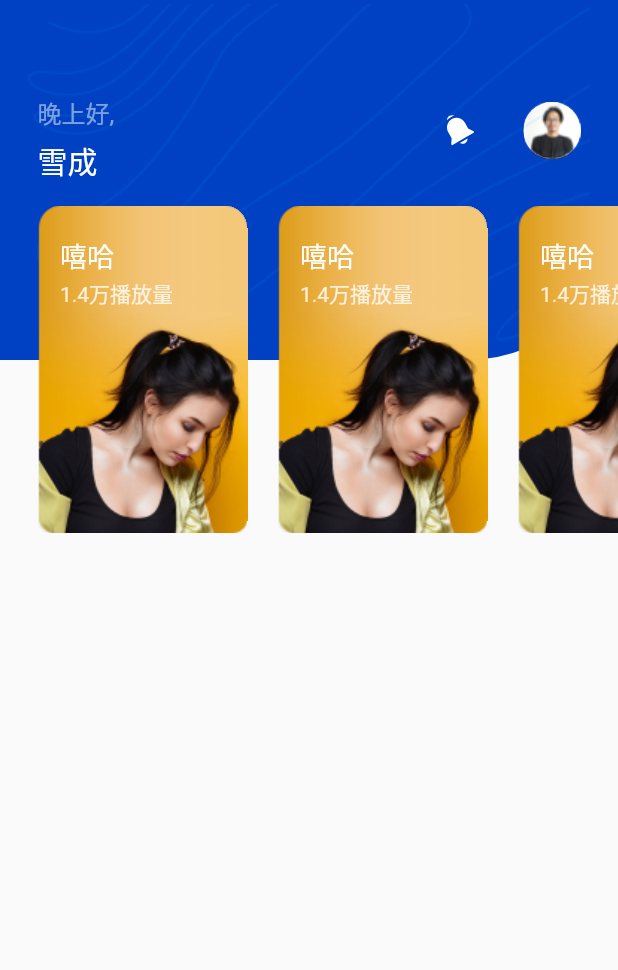
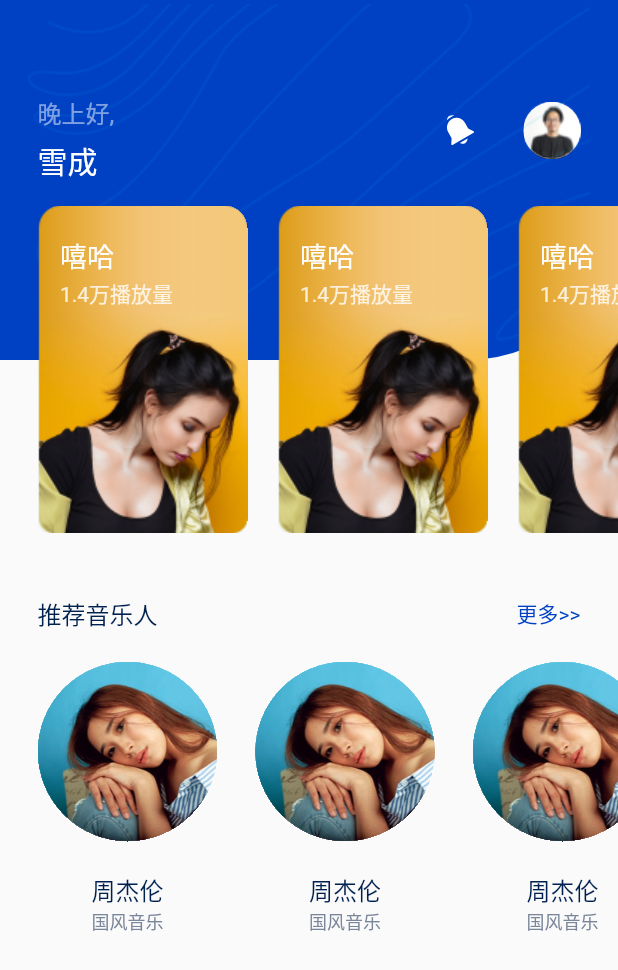
Before and after one commit to yinxuecheng/meihua-music-app, a Flutter app: the screen it shows after launch, on a phone screen of 412 x 824 dp. Shown: the top 970 px of the screen. Run offline on Flutter 3.47's test engine with Material 2 defaults, Android fonts, the phone set to English and light mode, and no system bars; our stand-ins replace flutter_svg.

Commit message:
推荐音乐人页面

```diff
--- a/lib/pages/home/home_page.dart
+++ b/lib/pages/home/home_page.dart
@@ -1,13 +1,24 @@
 import 'package:flutter/material.dart';
+
 import 'header.dart';
+import 'musician_banner.dart';
 
 class HomePage extends StatelessWidget {
   const HomePage({super.key});
 
   @override
   Widget build(BuildContext context) {
-    return const Scaffold(
-        body: Header()
-    );
+    return Scaffold(
+        body: Column(
+      children: const <Widget>[
+        Header(),
+        SizedBox(
+          height: 40,
+        ),
+        MusicianBanner(
+          title: "推荐音乐人",
+        ),
+      ],
+    ));
   }
 }
--- /dev/null
+++ b/lib/pages/home/musician_banner.dart
@@ -0,0 +1,54 @@
+import 'package:flutter/material.dart';
+import 'package:meihua_music_app/theme.dart';
+
+import 'musician_card.dart';
+
+class MusicianBanner extends StatelessWidget {
+  const MusicianBanner({super.key, required this.title});
+  final String title;
+
+  @override
+  Widget build(BuildContext context) {
+    return Column(
+      children: <Widget>[
+        Container(
+          padding: const EdgeInsets.only(left: 25, right: 25),
+          margin: const EdgeInsets.only(bottom: 20),
+          child: Row(
+            children: <Widget>[
+              Text(
+                title,
+                style: const TextStyle(fontSize: 16, color: Color(0xFF002150)),
+              ),
+              const Spacer(),
+              const Text(
+                "更多>>",
+                style: TextStyle(fontSize: 14, color: primary),
+              )
+            ],
+          ),
+        ),
+        SingleChildScrollView(
+          scrollDirection: Axis.horizontal,
+          padding: const EdgeInsets.only(left: 25),
+          child: Row(
+            children: const <Widget>[
+              MusicianCard(
+                  name: "周杰伦",
+                  photo: "assets/images/musician-photo.png",
+                  category: "国风音乐"),
+              MusicianCard(
+                  name: "周杰伦",
+                  photo: "assets/images/musician-photo.png",
+                  category: "国风音乐"),
+              MusicianCard(
+                  name: "周杰伦",
+                  photo: "assets/images/musician-photo.png",
+                  category: "国风音乐")
+            ],
+          ),
+        )
+      ],
+    );
+  }
+}
--- /dev/null
+++ b/lib/pages/home/musician_card.dart
@@ -0,0 +1,39 @@
+import 'package:flutter/material.dart';
+
+class MusicianCard extends StatelessWidget {
+  const MusicianCard(
+      {super.key,
+      required this.name,
+      required this.photo,
+      required this.category});
+  final String name, photo, category;
+
+  @override
+  Widget build(BuildContext context) {
+    return Container(
+      margin: const EdgeInsets.only(right: 25),
+      child: Column(
+        crossAxisAlignment: CrossAxisAlignment.center,
+        children: <Widget>[
+          Container(
+              width: 120,
+              height: 120,
+              clipBehavior: Clip.hardEdge,
+              margin: const EdgeInsets.only(bottom: 10),
+              decoration: const BoxDecoration(
+                  borderRadius: BorderRadius.all(Radius.circular(120))),
+              child: Image.asset(photo)),
+          const SizedBox(
+            height: 10,
+          ),
+          Text(
+            name,
+            style: const TextStyle(fontSize: 16, color: Color(0xFF002150)),
+          ),
+          Text(category,
+              style: const TextStyle(fontSize: 12, color: Color(0xFF7A869A)))
+        ],
+      ),
+    );
+  }
+}
```
